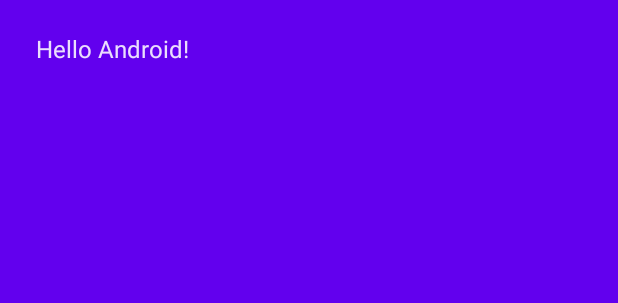
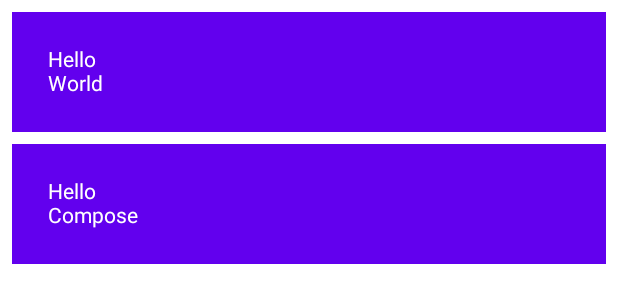
Before and after one commit to juanmendez/jetpack-compose, an Android app built with Jetpack Compose: the @Preview function DefaultPreview, on a phone screen of 412 x 824 dp. Shown: the top 303 px of the screen. Run offline under Robolectric (Android 15) with nearby library versions, the phone set to English and light mode, and no system bars.

Commit message:
01: initial column

```diff
--- a/app/src/main/java/com/jetpack/compose/MainActivity.kt
+++ b/app/src/main/java/com/jetpack/compose/MainActivity.kt
@@ -3,7 +3,9 @@ package com.jetpack.compose
 import android.os.Bundle
 import androidx.activity.ComponentActivity
 import androidx.activity.compose.setContent
+import androidx.compose.foundation.layout.Column
 import androidx.compose.foundation.layout.fillMaxSize
+import androidx.compose.foundation.layout.fillMaxWidth
 import androidx.compose.foundation.layout.padding
 import androidx.compose.material.MaterialTheme
 import androidx.compose.material.Surface
@@ -34,14 +36,14 @@ class MainActivity : ComponentActivity() {
 }
 
 @Composable
-private fun MyApp() {
-    ComposeTheme {
-        // A surface container using the 'background' color from the theme
-        Surface(modifier = Modifier.fillMaxSize(), color = MaterialTheme.colors.primary) {
-            Greeting("Android")
+fun MyApp(names: List<String> = listOf("World", "Compose")) {
+    Column(modifier = Modifier.padding(vertical = 4.dp)) {
+        for (name in names) {
+            Greeting(name = name)
         }
     }
 }
+
 
 /**
  * A Compose app is made up of composable functions - just regular functions marked with @Composable, which can call other composable functions.
@@ -51,12 +53,16 @@ private fun MyApp() {
  */
 @Composable
 fun Greeting(name: String) {
-    Surface(color = MaterialTheme.colors.primary) {
-        Text(text = "Hello $name!", Modifier.padding(24.dp))
+    Surface(color = MaterialTheme.colors.primary, modifier = Modifier.padding(vertical = 4.dp, horizontal = 8.dp)) {
+        // To add multiple modifiers to an element, you simply chain them.
+        Column(Modifier.fillMaxWidth().padding(24.dp)) {
+            Text("Hello")
+            Text(name)
+        }
     }
 }
 
-@Preview(showBackground = true)
+@Preview(showBackground = true, widthDp = 320)
 @Composable
 fun DefaultPreview() {
     MyApp()
```
